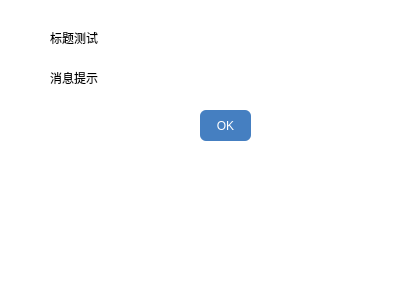
Old version of the form BTFrameMessage/MsgBox.ui in the repository tianxingithub/BTFrameWindow.
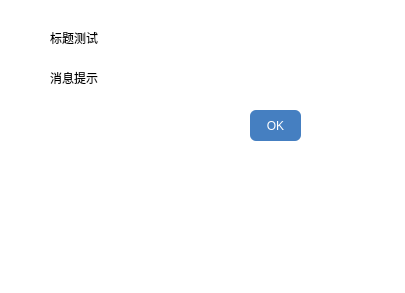
New version of the form. Icons and pictures are not drawn.

```diff
--- a/BTFrameMessage/MsgBox.ui
+++ b/BTFrameMessage/MsgBox.ui
@@ -67,7 +67,7 @@
      <widget class="QPushButton" name="msgOK">
       <property name="geometry">
        <rect>
-        <x>200</x>
+        <x>250</x>
         <y>110</y>
         <width>51</width>
         <height>31</height>
```
